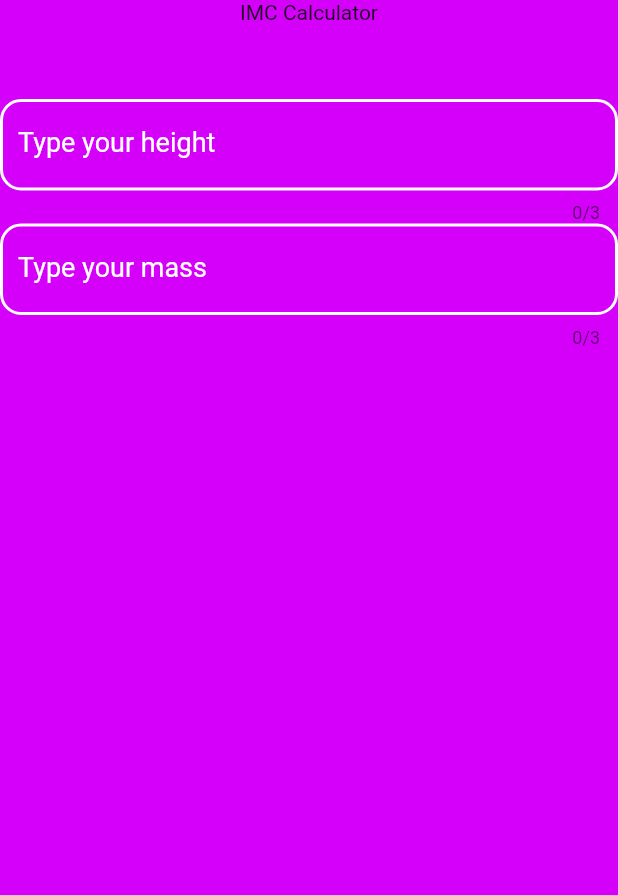
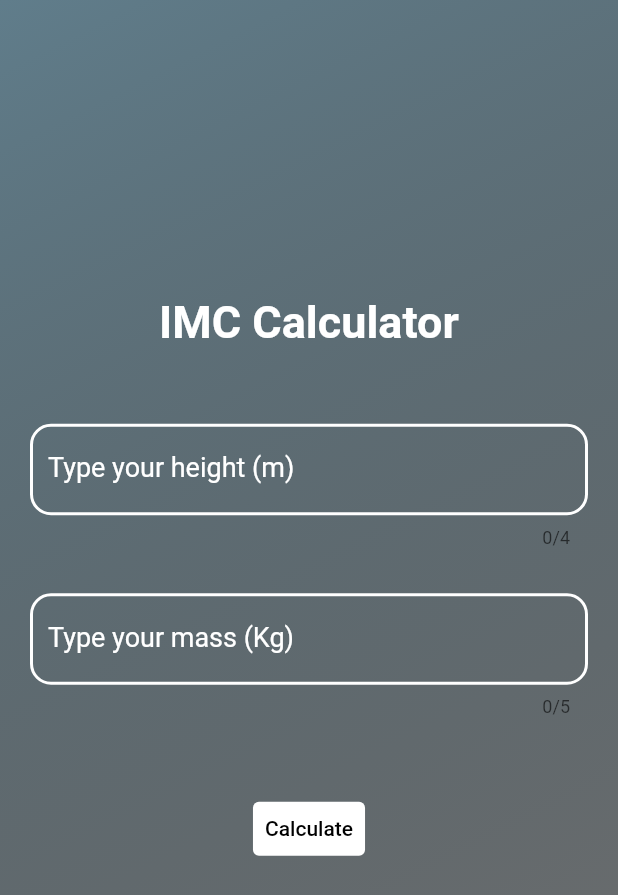
Before and after one commit to feliper2002/imc_calculator, a Flutter app: the screen it shows after launch, on a phone screen of 412 x 824 dp. Shown: the top 895 px of the screen. Run offline on Flutter 3.47's test engine with Material 2 defaults, Android fonts, the phone set to English and light mode, and no system bars.

Commit message:
Screen finished

```diff
--- a/lib/home/controller/imc_controller.dart
+++ b/lib/home/controller/imc_controller.dart
@@ -5,25 +5,33 @@ class IMCController {
 
   IMCController(this._calculateIMCUsecase);
 
-  double? mass;
-  double? height;
+  String? mass;
+  String? height;
   double result = 0;
 
-  setMass(double value) {
+  bool changedResult = false;
+
+  setMass(String value) {
     mass = value;
   }
 
+  setHeight(String value) {
+    height = value;
+  }
+
   setResult(double value) {
+    changedResult = true;
     result = value;
   }
 
-  setHeight(double value) {
-    height = value;
+  void calculateIMCResult() {
+    double calculus = _calculateIMCUsecase.calculate(
+        double.parse(height!), double.parse(mass!));
+    setResult(calculus);
   }
 
-  void calculateIMCResult(double height, double mass) {
-    double calculus = _calculateIMCUsecase.calculate(height, mass);
-    setResult(calculus);
+  bool validateForm() {
+    return height != null && mass != null;
   }
 
   String get imcCategory {
--- a/lib/home/view/home.page.dart
+++ b/lib/home/view/home.page.dart
@@ -16,25 +16,81 @@ class _HomePageState extends State<HomePage> {
 
   @override
   Widget build(BuildContext context) {
+    final size = MediaQuery.of(context).size;
     return Scaffold(
-      backgroundColor: AppColors.bgColor,
-      body: Column(
-        children: const [
-          Text('IMC Calculator'),
-          SizedBox(height: 50),
-          CustomField(
-            labelText: 'Type your height',
-            labelStyle: TextStyle(fontSize: 18, color: Colors.white),
-            hintStyle: TextStyle(fontSize: 18, color: Colors.white),
-            style: TextStyle(fontSize: 18, color: Colors.white),
+      body: Container(
+        height: size.height,
+        width: size.width,
+        decoration: const BoxDecoration(
+          gradient: LinearGradient(
+            colors: AppColors.bgGradient,
+            begin: Alignment.topLeft,
+            end: Alignment.bottomRight,
           ),
-          CustomField(
-            labelText: 'Type your mass',
-            labelStyle: TextStyle(fontSize: 18, color: Colors.white),
-            hintStyle: TextStyle(fontSize: 18, color: Colors.white),
-            style: TextStyle(fontSize: 18, color: Colors.white),
-          ),
-        ],
+        ),
+        child: Column(
+          mainAxisAlignment: MainAxisAlignment.center,
+          children: [
+            const Text(
+              'IMC Calculator',
+              style: TextStyle(
+                color: Colors.white,
+                fontSize: 30,
+                fontWeight: FontWeight.w600,
+              ),
+            ),
+            const SizedBox(height: 50),
+            CustomField(
+              labelText: 'Type your height (m)',
+              labelStyle: const TextStyle(fontSize: 18, color: Colors.white),
+              hintStyle: const TextStyle(fontSize: 18, color: Colors.white),
+              maxLength: 4,
+              style: const TextStyle(fontSize: 18, color: Colors.white),
+              onChanged: (value) {
+                setState(() {
+                  controller.setHeight(value!);
+                });
+              },
+            ),
+            const SizedBox(height: 30),
+            CustomField(
+              labelText: 'Type your mass (Kg)',
+              labelStyle: const TextStyle(fontSize: 18, color: Colors.white),
+              hintStyle: const TextStyle(fontSize: 18, color: Colors.white),
+              style: const TextStyle(fontSize: 18, color: Colors.white),
+              onChanged: (value) {
+                controller.setMass(value!);
+              },
+            ),
+            const SizedBox(height: 50),
+            TextButton(
+              onPressed: controller.validateForm()
+                  ? () {
+                      setState(() {
+                        controller.calculateIMCResult();
+                      });
+                    }
+                  : null,
+              child: const Text('Calculate',
+                  style: TextStyle(color: Colors.black)),
+              style: ButtonStyle(
+                backgroundColor: MaterialStateProperty.all(Colors.white),
+              ),
+            ),
+            const SizedBox(height: 50),
+            Visibility(
+              visible: controller.changedResult,
+              child: Text(
+                controller.imcCategory,
+                style: const TextStyle(
+                  color: Colors.white,
+                  fontSize: 28,
+                  fontWeight: FontWeight.w700,
+                ),
+              ),
+            ),
+          ],
+        ),
       ),
     );
   }
--- a/lib/home/view/widgets/custom_field.dart
+++ b/lib/home/view/widgets/custom_field.dart
@@ -14,6 +14,8 @@ class CustomField extends StatelessWidget {
   final Color borderColor;
   final double borderWidth;
   final int? maxLength;
+  final EdgeInsetsGeometry margin;
+  final EdgeInsetsGeometry padding;
   final TextEditingController? controller;
   final Function(String?)? onChanged;
   const CustomField({
@@ -33,11 +35,16 @@ class CustomField extends StatelessWidget {
     this.onChanged,
     this.controller,
     this.maxLength,
+    this.margin = const EdgeInsets.symmetric(horizontal: 20),
+    this.padding = EdgeInsets.zero,
   }) : super(key: key);
 
   @override
   Widget build(BuildContext context) {
-    return TextFormField(
+    return Container(
+      padding: padding,
+      margin: margin,
+      child: TextFormField(
         controller: controller,
         keyboardType: keyboardType,
         decoration: InputDecoration(
@@ -55,11 +62,12 @@ class CustomField extends StatelessWidget {
           ),
         ),
         style: style,
-      maxLength: maxLength ?? 3,
+        maxLength: maxLength ?? 5,
         textDirection: textDirection,
         textAlign: textAlign,
         textAlignVertical: textAlignVertical,
         onChanged: onChanged,
+      ),
     );
   }
 }
--- a/lib/theme/colors.dart
+++ b/lib/theme/colors.dart
@@ -2,4 +2,5 @@ import 'package:flutter/material.dart';
 
 class AppColors {
   static Color bgColor = Colors.purpleAccent[400]!;
+  static const List<Color> bgGradient = [Colors.blueGrey, Colors.black54];
 }
```
Lines whose indentation alone changed are shown as unchanged.
